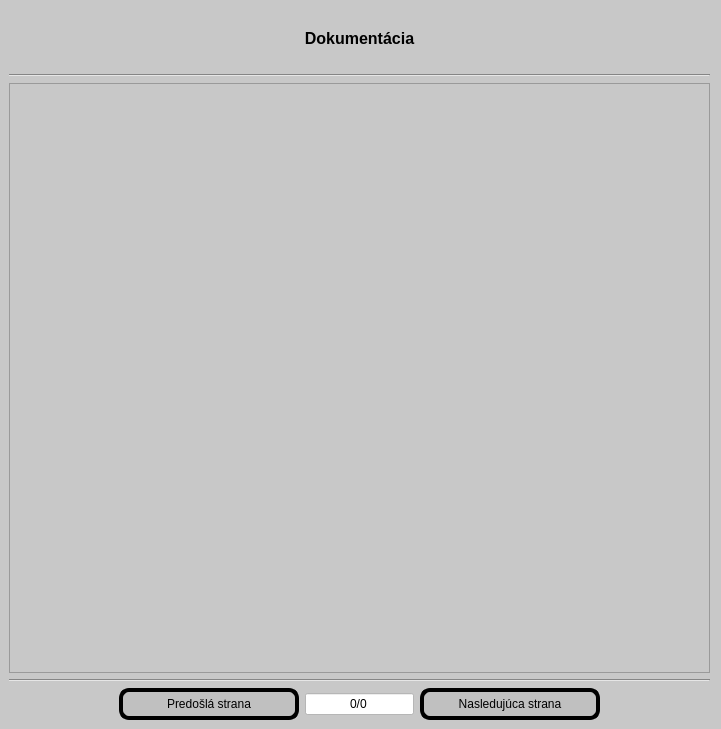
First picture: the form in robotGUI/documentdialog.ui, repository Samwise101/robotHMI, before the edit.
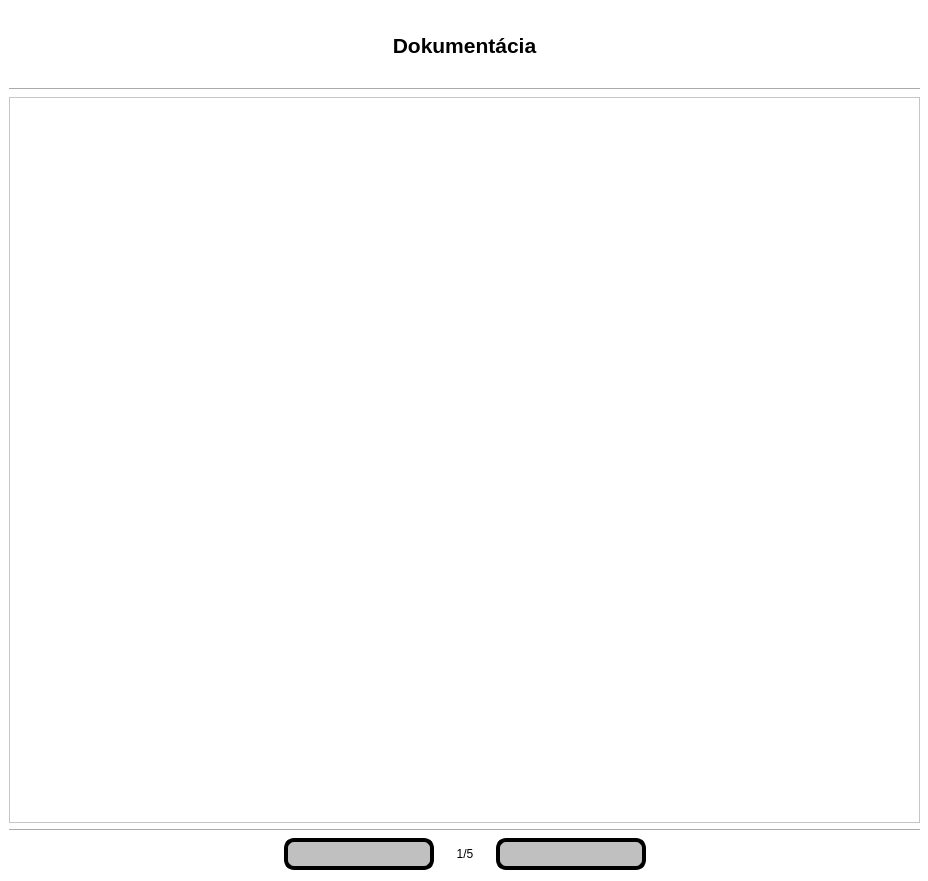
Second picture: the form after the edit. Icons and pictures are not drawn.

```diff
--- a/robotGUI/documentdialog.ui
+++ b/robotGUI/documentdialog.ui
@@ -6,8 +6,8 @@
    <rect>
     <x>0</x>
     <y>0</y>
-    <width>721</width>
-    <height>729</height>
+    <width>928</width>
+    <height>881</height>
    </rect>
   </property>
   <property name="sizePolicy">
@@ -20,15 +20,15 @@
    <string>Dialog</string>
   </property>
   <property name="styleSheet">
-   <string notr="true">background-color:rgb(200, 200, 200);</string>
+   <string notr="true">background-color:rgb(255, 255, 255);</string>
   </property>
   <widget class="QWidget" name="verticalLayoutWidget">
    <property name="geometry">
     <rect>
      <x>9</x>
      <y>9</y>
-     <width>701</width>
-     <height>711</height>
+     <width>911</width>
+     <height>861</height>
     </rect>
    </property>
    <layout class="QVBoxLayout" name="verticalLayout" stretch="1,0,10,0,1">
@@ -37,7 +37,7 @@
       <property name="font">
        <font>
         <family>Segoe UI</family>
-        <pointsize>12</pointsize>
+        <pointsize>16</pointsize>
         <italic>false</italic>
         <bold>true</bold>
        </font>
@@ -100,7 +100,7 @@
        <widget class="QPushButton" name="pageDown">
         <property name="minimumSize">
          <size>
-          <width>180</width>
+          <width>150</width>
           <height>0</height>
          </size>
         </property>
@@ -117,18 +117,29 @@
 </string>
         </property>
         <property name="text">
-         <string>Predošlá strana</string>
+         <string/>
         </property>
        </widget>
       </item>
       <item>
-       <widget class="QLineEdit" name="lineEdit">
+       <widget class="QLabel" name="pages">
+        <property name="sizePolicy">
+         <sizepolicy hsizetype="Fixed" vsizetype="Minimum">
+          <horstretch>0</horstretch>
+          <verstretch>0</verstretch>
+         </sizepolicy>
+        </property>
+        <property name="minimumSize">
+         <size>
+          <width>50</width>
+          <height>0</height>
+         </size>
+        </property>
         <property name="styleSheet">
-         <string notr="true">color:rgb(0, 0, 0);
-background-color: rgb(255, 255, 255);</string>
+         <string notr="true">color:rgb(0, 0, 0);</string>
         </property>
         <property name="text">
-         <string>0/0</string>
+         <string>1/5</string>
         </property>
         <property name="alignment">
          <set>Qt::AlignCenter</set>
@@ -139,7 +150,7 @@
        <widget class="QPushButton" name="pageUp">
         <property name="minimumSize">
          <size>
-          <width>180</width>
+          <width>150</width>
           <height>0</height>
          </size>
         </property>
@@ -154,7 +165,7 @@
 	color:black</string>
         </property>
         <property name="text">
-         <string>Nasledujúca strana</string>
+         <string/>
         </property>
        </widget>
       </item>
```
Left out of the diff: 8 changed lines with no effect on the pictures.
